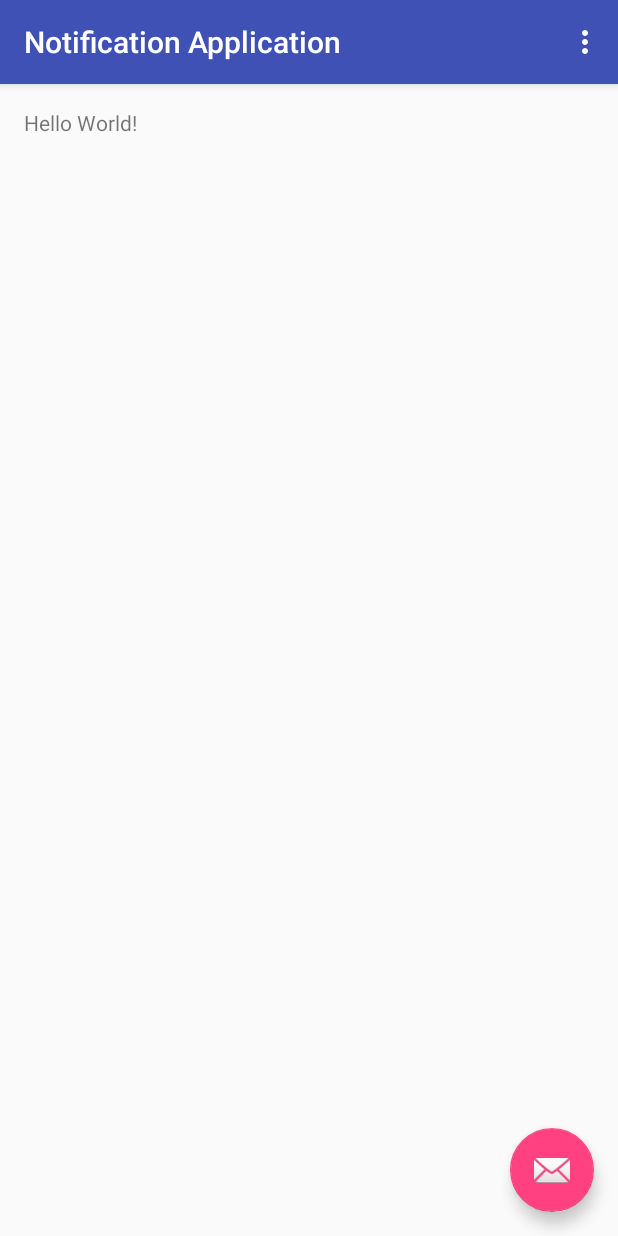
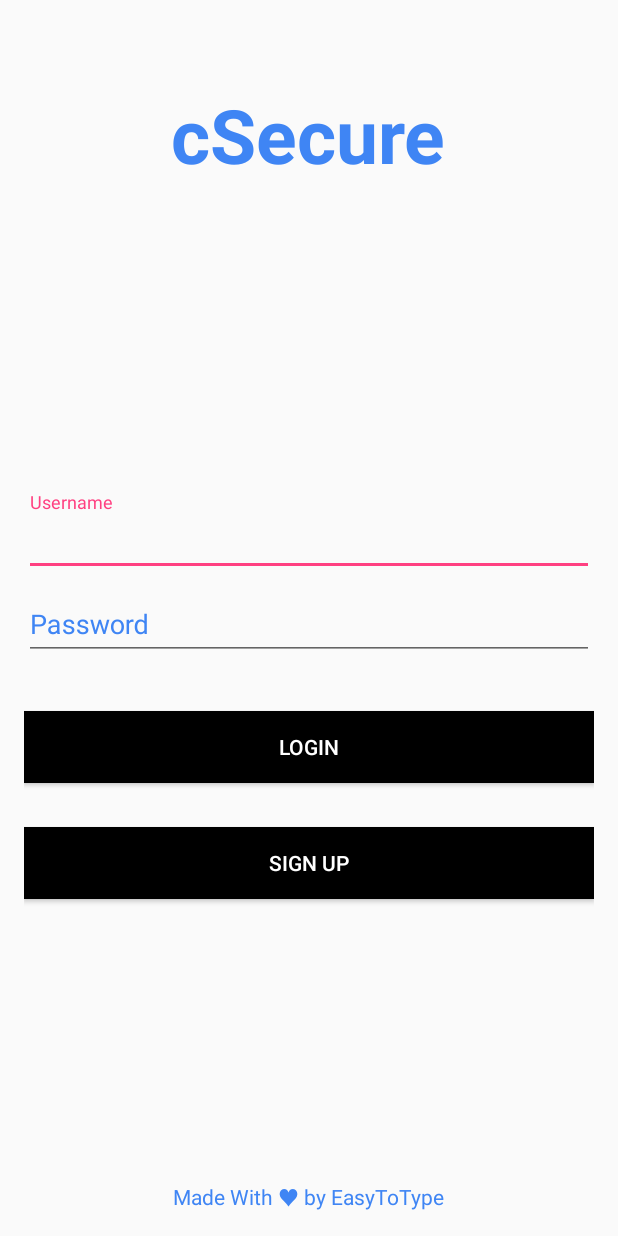
Before and after one commit to lakshmanaram/cSecure, an Android app: the screen it shows after launch (MainActivity before the commit, LoginActivity after it), on a phone screen of 412 x 824 dp. Run offline under Robolectric (Android 15) with nearby library versions, the phone set to English and light mode, and no system bars.

Commit message:
Login Activity done

```diff
--- a/app/src/main/AndroidManifest.xml
+++ b/app/src/main/AndroidManifest.xml
@@ -1,24 +1,29 @@
 <?xml version="1.0" encoding="utf-8"?>
-<manifest xmlns:android="http://schemas.android.com/apk/res/android"
-    package="com.example.adarsh.notificationapplication">
+<manifest package="com.example.adarsh.notificationapplication"
+          xmlns:android="http://schemas.android.com/apk/res/android">
 
     <application
         android:allowBackup="true"
         android:icon="@mipmap/ic_launcher"
         android:label="@string/app_name"
         android:supportsRtl="true"
-        android:theme="@style/AppTheme">
+        android:theme="@style/AppTheme.NoActionBar">
         <activity
             android:name=".MainActivity"
             android:label="@string/app_name"
             android:theme="@style/AppTheme.NoActionBar">
+        </activity>
+
+        <receiver android:name=".NotificationPublisher"/>
+
+        <activity android:name=".LoginActivity"
+                  android:theme="@style/AppTheme.NoActionBar">
             <intent-filter>
-                <action android:name="android.intent.action.MAIN" />
+                <action android:name="android.intent.action.MAIN"/>
 
-                <category android:name="android.intent.category.LAUNCHER" />
+                <category android:name="android.intent.category.LAUNCHER"/>
             </intent-filter>
         </activity>
-        <receiver android:name=".NotificationPublisher" />
     </application>
 
 </manifest>
--- /dev/null
+++ b/app/src/main/java/com/example/adarsh/notificationapplication/LoginActivity.java
@@ -0,0 +1,34 @@
+package com.example.adarsh.notificationapplication;
+
+import android.content.Intent;
+import android.support.annotation.NonNull;
+import android.support.annotation.Nullable;
+import android.support.v7.app.AppCompatActivity;
+import android.os.Bundle;
+import android.view.View;
+import android.widget.Button;
+
+public class LoginActivity extends AppCompatActivity {
+
+    @Override
+    protected void onCreate(Bundle savedInstanceState) {
+        super.onCreate(savedInstanceState);
+        setContentView(R.layout.activity_login);
+        Button login = (Button) findViewById(R.id.login);
+        assert login != null;
+        login.setOnClickListener(new View.OnClickListener() {
+            @Override
+            public void onClick(View v) {
+                startActivity(new Intent(getApplicationContext(),MainActivity.class));
+            }
+        });
+        Button signup = (Button) findViewById(R.id.signup);
+        assert signup != null;
+        signup.setOnClickListener(new View.OnClickListener() {
+            @Override
+            public void onClick(View v) {
+               // startActivity(new Intent(getApplicationContext(),));
+            }
+        });
+    }
+}
--- a/app/src/main/java/com/example/adarsh/notificationapplication/MainActivity.java
+++ b/app/src/main/java/com/example/adarsh/notificationapplication/MainActivity.java
@@ -24,23 +24,8 @@ public class MainActivity extends AppCompatActivity {
         Toolbar toolbar = (Toolbar) findViewById(R.id.toolbar);
         setSupportActionBar(toolbar);
 
-        FloatingActionButton fab = (FloatingActionButton) findViewById(R.id.fab);
-        fab.setOnClickListener(new View.OnClickListener() {
-            @Override
-            public void onClick(View view) {
-                Snackbar.make(view, "Replace with your own action", Snackbar.LENGTH_LONG)
-                        .setAction("Action", null).show();
-            }
-        });
     }
-
-    @Override
-    public boolean onCreateOptionsMenu(Menu menu) {
-        // Inflate the menu; this adds items to the action bar if it is present.
-        getMenuInflater().inflate(R.menu.menu_main, menu);
-        return true;
-    }
-
+/*
     @Override
     public boolean onOptionsItemSelected(MenuItem item) {
         switch (item.getItemId()) {
@@ -77,5 +62,5 @@ public class MainActivity extends AppCompatActivity {
         builder.setSmallIcon(R.mipmap.ic_launcher);
         return builder.build();
     }
-
+*/
 }
--- /dev/null
+++ b/app/src/main/res/layout/activity_login.xml
@@ -0,0 +1,100 @@
+<RelativeLayout xmlns:android="http://schemas.android.com/apk/res/android"
+                xmlns:tools="http://schemas.android.com/tools" android:layout_width="match_parent"
+                android:layout_height="match_parent"
+                android:paddingTop="@dimen/activity_vertical_margin"
+                android:paddingBottom="@dimen/activity_vertical_margin"
+                android:orientation="vertical"
+                android:weightSum="5"
+                tools:context=".MainActivity"
+                android:padding="@dimen/activity_horizontal_margin">
+
+    <android.support.design.widget.TextInputLayout
+        android:id="@+id/fNameLayout2"
+        android:layout_width="fill_parent"
+        android:layout_height="wrap_content"
+        android:layout_above="@+id/fNameLayout10"
+        android:textColorHint="#3f85f4"
+        android:layout_alignParentRight="true"
+        android:layout_alignParentEnd="true" >
+
+        <EditText
+            android:id="@+id/username"
+            android:textColor="#3f85f4"
+            android:textColorHighlight="#3f85f4"
+            android:layout_width="match_parent"
+            android:layout_height="wrap_content"
+            android:hint="Username"
+            android:layout_above="@+id/passwordm"
+            android:layout_alignParentRight="true"
+            android:layout_alignParentEnd="true" />
+    </android.support.design.widget.TextInputLayout>
+
+    <android.support.design.widget.TextInputLayout
+        android:id="@+id/fNameLayout10"
+        android:layout_width="fill_parent"
+        android:layout_height="wrap_content"
+        android:layout_centerVertical="true"
+        android:textColorHint="#3f85f4"
+        android:layout_alignParentLeft="true"
+        android:layout_alignParentStart="true">
+
+        <EditText
+            android:layout_width="match_parent"
+            android:layout_height="wrap_content"
+            android:inputType="textPassword"
+            android:textColor="#3f85f4"
+            android:textColorHighlight="#3f85f4"
+            android:id="@+id/passwordm"
+            android:hint="Password"
+            android:layout_centerVertical="true"
+            android:layout_alignParentLeft="true"
+            android:layout_alignParentStart="true" />
+    </android.support.design.widget.TextInputLayout>
+
+    <Button
+        android:id="@+id/login"
+        android:layout_width="match_parent"
+        android:layout_height="wrap_content"
+        android:text="Login"
+        android:background="#000000"
+        android:textColor="#ffffff"
+        android:layout_below="@+id/fNameLayout10"
+        android:layout_alignLeft="@+id/fNameLayout10"
+        android:layout_alignStart="@+id/fNameLayout10"
+        android:layout_marginTop="34dp" />
+
+    <Button
+        android:id="@+id/signup"
+        android:layout_width="match_parent"
+        android:layout_height="wrap_content"
+        android:text="Sign Up"
+        android:background="#000000"
+        android:textColor="#ffffff"
+        android:layout_below="@+id/login"
+        android:layout_alignLeft="@+id/login"
+        android:layout_alignStart="@+id/login"
+        android:layout_marginTop="29dp" />
+
+    <TextView
+        android:layout_width="wrap_content"
+        android:layout_height="wrap_content"
+        android:text="Made With \u2665 by EasyToType"
+        android:id="@+id/textView2"
+        android:textColor="#3f85f4"
+        android:layout_alignParentBottom="true"
+        android:layout_centerHorizontal="true" />
+    <TextView
+        android:layout_margin="40dp"
+        android:layout_width="wrap_content"
+        android:layout_height="wrap_content"
+        android:textSize="50dp"
+        android:textStyle="bold"
+        android:textAppearance="?android:attr/textAppearanceLarge"
+        android:id="@+id/imageView"
+        android:textColor="#3f85f4"
+        android:text="cSecure"
+        android:layout_alignParentTop="true"
+        android:layout_centerHorizontal="true"
+         />
+
+</RelativeLayout>
--- a/app/src/main/res/layout/activity_main.xml
+++ b/app/src/main/res/layout/activity_main.xml
@@ -23,12 +23,4 @@
 
     <include layout="@layout/content_main" />
 
-    <android.support.design.widget.FloatingActionButton
-        android:id="@+id/fab"
-        android:layout_width="wrap_content"
-        android:layout_height="wrap_content"
-        android:layout_gravity="bottom|end"
-        android:layout_margin="@dimen/fab_margin"
-        android:src="@android:drawable/ic_dialog_email" />
-
 </android.support.design.widget.CoordinatorLayout>
```
